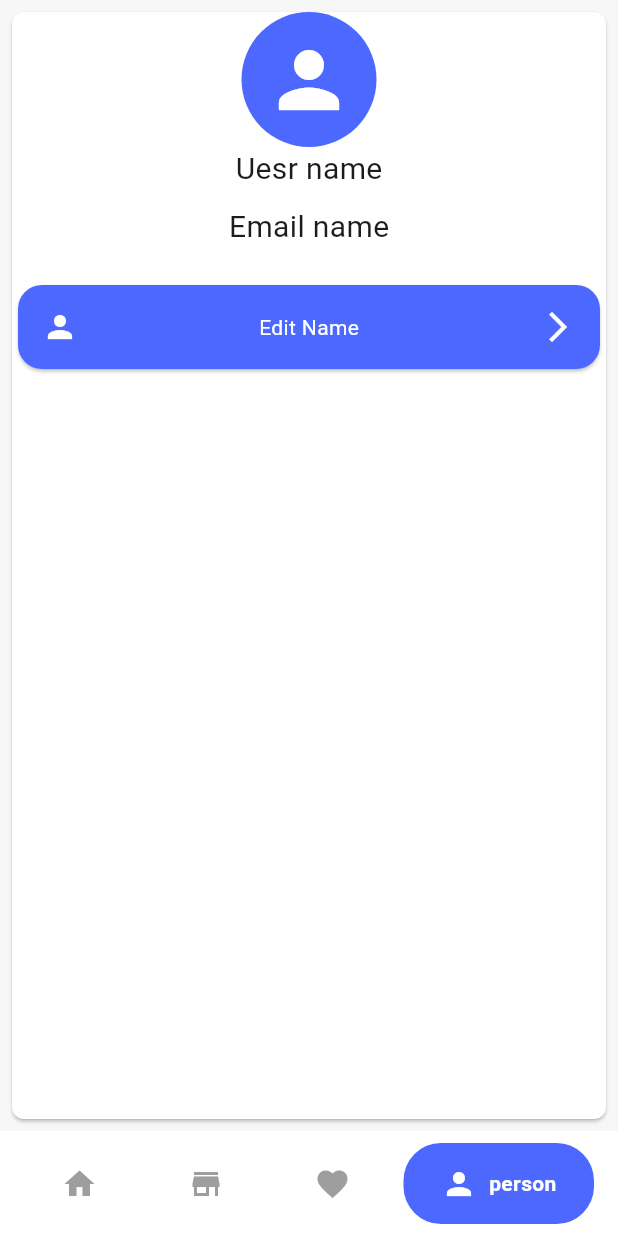
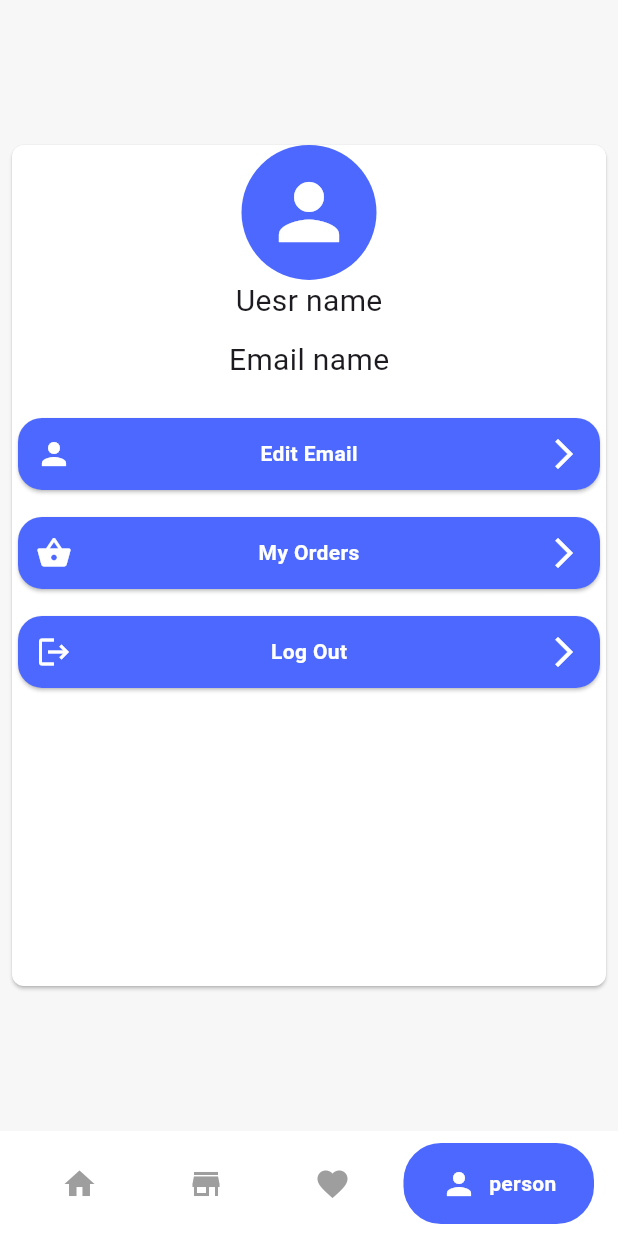
Before and after one commit to MoastafaNasser/market, a Flutter app: the screen it shows after launch, item 4 of the bottom bar chosen, on a phone screen of 412 x 824 dp. Run offline on Flutter 3.47's test engine with Material 3 defaults, Android fonts, the phone set to English and light mode, and no system bars; drawn by our look-alikes of google_nav_bar; our stand-ins replace bloc, cached_network_image, flutter_bloc; network calls fail.

Commit message:
finish profile view ui

```diff
--- a/lib/views/home/profile/ui/profile_view.dart
+++ b/lib/views/home/profile/ui/profile_view.dart
@@ -1,5 +1,6 @@
 import 'package:flutter/material.dart';
 import 'package:marketapp/core/app_colors.dart';
+import 'widgets/custom_Row_Btn.dart';
 
 class profileView extends StatelessWidget {
   const profileView({super.key});
@@ -7,6 +8,8 @@ class profileView extends StatelessWidget {
   @override
   Widget build(BuildContext context) {
     return Center(
+      child: SizedBox(
+        height: MediaQuery.of(context).size.height * 0.7,
         child: Card(
           margin: EdgeInsets.all(8),
           color: AppColors.kWhiteColor,
@@ -44,31 +47,29 @@ class profileView extends StatelessWidget {
               SizedBox(
                 height: 20,
               ),
-            Card(
-              color: AppColors.kPrimaryColor,
-              shape: RoundedRectangleBorder(
-                borderRadius: BorderRadius.circular(16),
+              customRowBtn(
+                onTap: () {},
+                icon: Icons.person,
+                text: "Edit Email"
               ),
-              child: Padding(
-                padding: const EdgeInsets.all(16),
-                child: Row(
-                  mainAxisAlignment: MainAxisAlignment.spaceBetween,
-                  children: [
-                    Icon(
-                      Icons.person,
-                      color: AppColors.kWhiteColor,
+              SizedBox(
+                height: 10,
               ),
-                    Text(
-                      "Edit Name",
-                      style: TextStyle(color: AppColors.kWhiteColor),
+              customRowBtn(
+                onTap: () {},
+                icon: Icons.shopping_basket,
+                text: "My Orders"
               ),
-
-                    Icon(Icons.arrow_forward_ios, color: AppColors.kWhiteColor),
+              SizedBox(
+                height: 10,
+              ),
+              customRowBtn(
+                onTap: () {},
+                icon: Icons.logout,
+                text: "Log Out"
+              ),
             ],
           ),
-              ),
-            )
-          ],
         ),
       ),
     );
--- /dev/null
+++ b/lib/views/home/profile/ui/widgets/custom_Row_Btn.dart
@@ -0,0 +1,43 @@
+
+import 'package:flutter/material.dart';
+
+import '../../../../../core/app_colors.dart';
+
+class customRowBtn extends StatelessWidget {
+  const customRowBtn({
+    super.key, this.onTap, required this.icon, required this.text,
+  });
+final void Function()? onTap;
+final IconData icon ;
+final String text ;
+   @override
+  Widget build(BuildContext context) {
+    return Card(
+      color: AppColors.kPrimaryColor,
+      shape: RoundedRectangleBorder(
+        borderRadius: BorderRadius.circular(16),
+      ),
+      child: InkWell(
+        onTap:onTap ,
+        child: Padding(
+          padding: const EdgeInsets.all(12),
+          child: Row(
+            mainAxisAlignment: MainAxisAlignment.spaceBetween,
+            children: [
+              Icon(
+                icon,
+                color: AppColors.kWhiteColor,
+              ),
+              Text(
+                text,
+                style: TextStyle(color: AppColors.kWhiteColor , fontWeight: FontWeight.bold),
+              ),
+
+              Icon(Icons.arrow_forward_ios, color: AppColors.kWhiteColor),
+            ],
+          ),
+        ),
+      ),
+    );
+  }
+}
```
Lines whose indentation alone changed are shown as unchanged.
